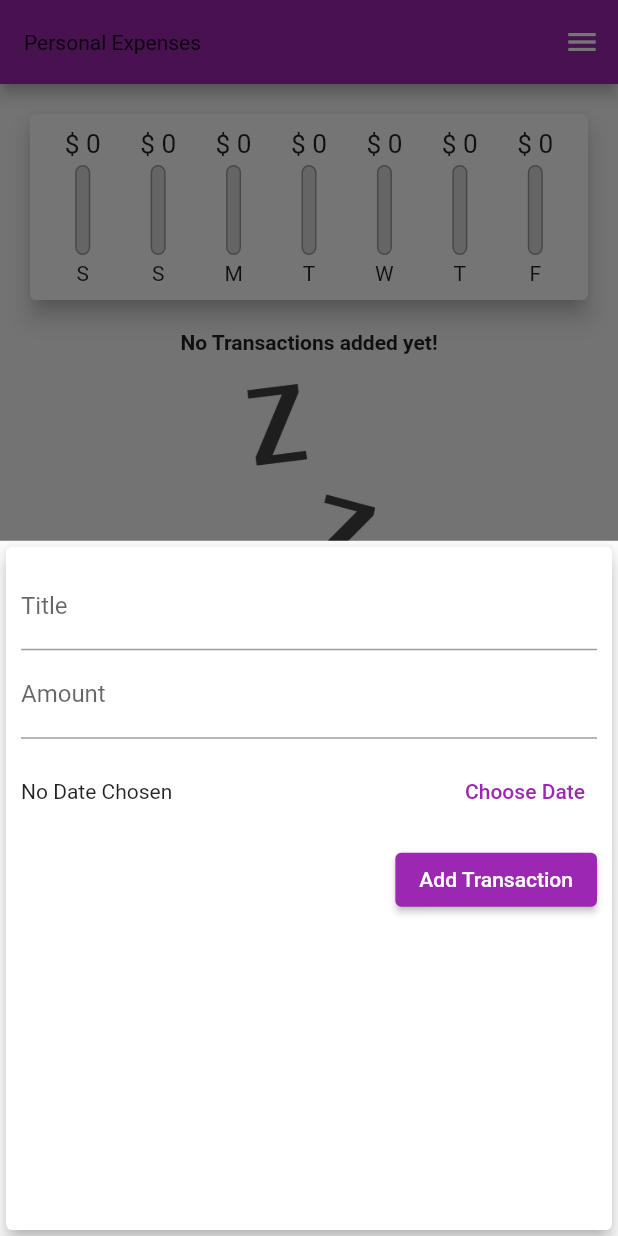
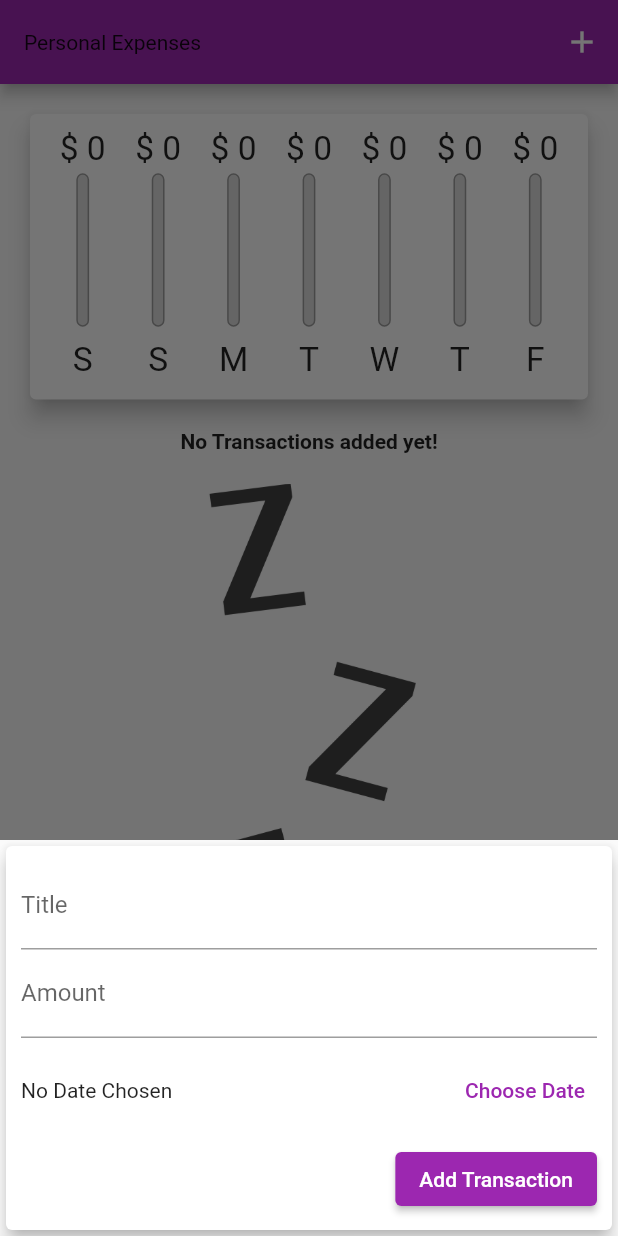
Before and after one commit to akasaul/expense_app_flutter, a Flutter app: the screen it shows after launch, after a tap on the "add" icon, on a phone screen of 412 x 824 dp. Run offline on Flutter 3.47's test engine with Material 2 defaults, Android fonts, the light colour scheme and no system bars.

Commit message:
optimizations and better code

```diff
--- a/lib/main.dart
+++ b/lib/main.dart
@@ -1,10 +1,20 @@
+import 'dart:io';
+import 'package:flutter/cupertino.dart';
 import 'package:flutter/material.dart';
 import 'models/transaction.dart';
 import 'widgets/transaction_list.dart';
 import 'widgets/new_transaction.dart';
 import './widgets/chart.dart';
+import 'package:flutter/services.dart';
 
 void main() {
+  // WidgetsFlutterBinding.ensureInitialized();
+  // SystemChrome.setPreferredOrientations(
+  //   [
+  //     DeviceOrientation.portraitUp,
+  //     DeviceOrientation.portraitDown,
+  //    ],
+  // );
   runApp(const MyApp());
 }
 
@@ -22,7 +32,7 @@ class MyApp extends StatelessWidget {
           accentColor: Colors.amber,
           fontFamily: 'QuickSand',
           textTheme: ThemeData.light().textTheme.copyWith(
-                headline1: TextStyle(
+                headline1: const TextStyle(
                   fontFamily: 'OpenSans',
                   fontSize: 16,
                   fontWeight: FontWeight.bold,
@@ -31,7 +41,7 @@ class MyApp extends StatelessWidget {
               ),
           appBarTheme: AppBarTheme(
             textTheme: ThemeData.light().textTheme.copyWith(
-                  headline2: TextStyle(
+                  headline2: const TextStyle(
                     fontFamily: 'OpenSans',
                     fontSize: 13,
                     fontWeight: FontWeight.bold,
@@ -72,6 +82,8 @@ class _MyHomePageState extends State<MyHomePage> {
     }).toList();
   }
 
+  bool _showChart = false;
+
   void _addNewTransaction(
       String txtTitle, double txAmount, DateTime chosenDate) {
     final newTx = Transaction(
@@ -103,29 +115,109 @@ class _MyHomePageState extends State<MyHomePage> {
         });
   }
 
+  List<Widget> _buildLandScapeContent(
+    MediaQueryData mediaQuery,
+    AppBar appBar,
+    Widget txListWidget,
+  ) {
+    return [
+      Row(
+        mainAxisAlignment: MainAxisAlignment.center,
+        children: [
+          Text('Show Chart'),
+          Switch.adaptive(
+            activeColor: Theme.of(context).primaryColor,
+            value: _showChart,
+            onChanged: (val) {
+              setState(() => _showChart = val);
+            },
+          ),
+        ],
+      ),
+      _showChart
+          ? Container(
+              child: Chart(_recentTransactions),
+              height: (mediaQuery.size.height -
+                      appBar.preferredSize.height -
+                      mediaQuery.padding.top) *
+                  0.7,
+            )
+          : txListWidget
+    ];
+  }
+
+  List<Widget> _buildPortraitContent(
+    MediaQueryData mediaQuery,
+    AppBar appBar,
+    Widget txListWidget,
+  ) {
+    return [
+      Container(
+        child: Chart(_recentTransactions),
+        height: (mediaQuery.size.height -
+                appBar.preferredSize.height -
+                mediaQuery.padding.top) *
+            0.3,
+      ),
+      txListWidget
+    ];
+  }
+
   @override
   Widget build(BuildContext context) {
-    return Scaffold(
-      floatingActionButtonLocation: FloatingActionButtonLocation.centerFloat,
-      appBar: AppBar(
+    print('build () myHome Page state ');
+    final isLandScape =
+        MediaQuery.of(context).orientation == Orientation.landscape;
+
+    final mediaQuery = MediaQuery.of(context);
+
+    final appBar = AppBar(
       title: const Text('Personal Expenses'),
       actions: [
         IconButton(
           onPressed: () => _startAddNewTransaction(context),
-            icon: const Icon(Icons.menu),
+          icon: const Icon(Icons.add),
+        ),
+      ],
+    );
+
+    final txListWidget = Container(
+      height: (mediaQuery.size.height - appBar.preferredSize.height) * 0.7,
+      child: TransactionList(_userTransactions, _deleteTransaction),
+    );
+
+    final pageBody = SingleChildScrollView(
+      child: Column(
+        crossAxisAlignment: CrossAxisAlignment.stretch,
+        children: [
+          if (isLandScape)
+            ..._buildLandScapeContent(
+              mediaQuery,
+              appBar,
+              txListWidget,
+            ),
+          if (!isLandScape)
+            ..._buildPortraitContent(
+              mediaQuery,
+              appBar,
+              txListWidget,
             ),
         ],
       ),
-      body: SingleChildScrollView(
-        child: Column(
-          crossAxisAlignment: CrossAxisAlignment.stretch,
-          children: [
-            Chart(_recentTransactions),
-            TransactionList(_userTransactions, _deleteTransaction),
-          ],
-        ),
-      ),
-      floatingActionButton: FloatingActionButton(
+    );
+
+    return Platform.isIOS
+        ? CupertinoPageScaffold(
+            child: pageBody,
+          )
+        : Scaffold(
+            floatingActionButtonLocation:
+                FloatingActionButtonLocation.centerFloat,
+            appBar: appBar,
+            body: pageBody,
+            floatingActionButton: Platform.isIOS
+                ? Container()
+                : FloatingActionButton(
                     onPressed: () => _startAddNewTransaction(context),
                     child: const Icon(Icons.add),
                   ),
--- a/lib/widgets/chart.dart
+++ b/lib/widgets/chart.dart
@@ -6,7 +6,9 @@ import './chart_bar.dart';
 class Chart extends StatelessWidget {
   final List<Transaction> recentTransactions;
 
-  Chart(this.recentTransactions);
+  Chart(this.recentTransactions) {
+    print('Constructor chart');
+  }
 
   List<Map<String, Object>> get groupedTransactionValues {
     return List.generate(7, (index) {
@@ -36,14 +38,16 @@ class Chart extends StatelessWidget {
 
   @override
   Widget build(BuildContext context) {
+    print('build () for chart');
     return Card(
-        elevation: 6,
-        margin: EdgeInsets.all(20),
-        child: Padding(
-          padding: EdgeInsets.all(10),
-          child: Row(
-            mainAxisAlignment: MainAxisAlignment.spaceAround,
-            children: groupedTransactionValues.map((data) {
+      elevation: 6,
+      margin: const EdgeInsets.all(20),
+      child: Padding(
+        padding: const EdgeInsets.all(10),
+        child: Row(
+          mainAxisAlignment: MainAxisAlignment.spaceAround,
+          children: groupedTransactionValues.map(
+            (data) {
               return Flexible(
                 fit: FlexFit.tight,
                 child: ChartBar(
@@ -53,8 +57,10 @@ class Chart extends StatelessWidget {
                         ? 0.0
                         : (data['amount'] as double) / totalSpending),
               );
-            }).toList(),
-          ),
-        ));
+            },
+          ).toList(),
+        ),
+      ),
+    );
   }
 }
--- a/lib/widgets/chart_bar.dart
+++ b/lib/widgets/chart_bar.dart
@@ -1,26 +1,30 @@
 import 'package:flutter/material.dart';
 
 class ChartBar extends StatelessWidget {
+  // if all fields are - final -
   final String label;
   final double spendingAmount;
   final double spendingPctOfTotal;
 
-  ChartBar(this.label, this.spendingAmount, this.spendingPctOfTotal);
+  const ChartBar(this.label, this.spendingAmount, this.spendingPctOfTotal);
 
   @override
   Widget build(BuildContext context) {
+    print('build for chart bar');
+    return LayoutBuilder(
+      builder: (ctx, constraints) {
         return Column(
           children: [
             Container(
-          height: 20,
+              height: constraints.maxHeight * 0.15,
               child: FittedBox(
                 child: Text('\$ ${spendingAmount.toStringAsFixed(0)}'),
               ),
             ),
-        SizedBox(height: 4),
+            const SizedBox(height: 4),
             Container(
-          height: 60,
-          width: 10,
+              height: constraints.maxHeight * 0.6,
+              width: constraints.maxHeight * 0.05,
               child: Stack(
                 children: [
                   Container(
@@ -35,13 +39,24 @@ class ChartBar extends StatelessWidget {
                     child: Container(
                       decoration: BoxDecoration(
                         color: Theme.of(context).primaryColor,
-                  )))
+                      ),
+                    ),
+                  )
                 ],
               ),
             ),
-        SizedBox(height: 4),
-        Text(label),
+            SizedBox(
+              height: constraints.maxHeight * 0.05,
+            ),
+            Container(
+              child: FittedBox(
+                child: Text(label),
+              ),
+              height: constraints.maxHeight * 0.15,
+            ),
           ],
+        );
+      },
     );
   }
 }
--- a/lib/widgets/new_transaction.dart
+++ b/lib/widgets/new_transaction.dart
@@ -56,10 +56,16 @@ class _NewTransactionState extends State<NewTransaction> {
 
   @override
   Widget build(BuildContext context) {
-    return Card(
+    return SingleChildScrollView(
+      child: Card(
         elevation: 5,
         child: Container(
-        padding: const EdgeInsets.all(10),
+          padding: EdgeInsets.only(
+            top: 10,
+            left: 10,
+            right: 10,
+            bottom: MediaQuery.of(context).viewInsets.bottom + 10,
+          ),
           child: Column(
             crossAxisAlignment: CrossAxisAlignment.end,
             children: [
@@ -109,6 +115,7 @@ class _NewTransactionState extends State<NewTransaction> {
             ],
           ),
         ),
+      ),
     );
   }
 }
--- a/lib/widgets/transaction_list.dart
+++ b/lib/widgets/transaction_list.dart
@@ -1,6 +1,6 @@
 import 'package:flutter/material.dart';
 import '../models/transaction.dart';
-import 'package:intl/intl.dart';
+import '../widgets/transaction_item.dart';
 
 class TransactionList extends StatelessWidget {
   final List<Transaction> transactions;
@@ -10,57 +10,38 @@ class TransactionList extends StatelessWidget {
 
   @override
   Widget build(BuildContext context) {
-    return Container(
-      height: 400,
-      child: transactions.isEmpty
-          ? Column(
+    final mediaQuery = MediaQuery.of(context);
+    print('build () for transaction list');
+
+    return transactions.isEmpty
+        ? LayoutBuilder(
+            builder: (ctx, constraints) {
+              return Column(
                 children: [
-                Text('No Transactions added yet!',
+                  const Text('No Transactions added yet!',
                       style: TextStyle(
                         fontWeight: FontWeight.bold,
                       )),
-                SizedBox(height: 20),
+                  const SizedBox(height: 20),
                   Container(
-                    height: 200,
+                    height: constraints.maxHeight * 0.6,
                     child: Image.asset(
                       'assets/images/waiting.png',
                       fit: BoxFit.cover,
-                    )),
+                    ),
+                  ),
                 ],
+              );
+            },
           )
         : ListView.builder(
             itemCount: transactions.length,
             itemBuilder: (ctx, index) {
-                return Card(
-                  margin: EdgeInsets.symmetric(
-                    vertical: 5,
-                    horizontal: 8,
-                  ),
-                  child: ListTile(
-                    leading: CircleAvatar(
-                      radius: 30,
-                      child: Padding(
-                        padding: EdgeInsets.all(10),
-                        child: FittedBox(
-                          child: Text('${transactions[index].amount}'),
-                        ),
-                      ),
-                    ),
-                    title: Text(
-                      transactions[index].title,
-                      style: Theme.of(context).textTheme.headline1,
-                    ),
-                    subtitle: Text(
-                      DateFormat.yMMMd().format(transactions[index].date),
-                    ),
-                    trailing: IconButton(
-                      onPressed: () => deleteTx(transactions[index].id),
-                      icon: Icon(Icons.delete),
-                      color: Theme.of(context).errorColor,
-                    ),
-                  ),
+              return TransactionItem(
+                transaction: transactions[index],
+                deleteTx: deleteTx,
               );
-              }),
+            },
           );
   }
 }
```
Also changed, not shown: lib/widgets/transaction_item.dart (added, +52 -0 lines). Lines whose indentation alone changed are shown as unchanged.
